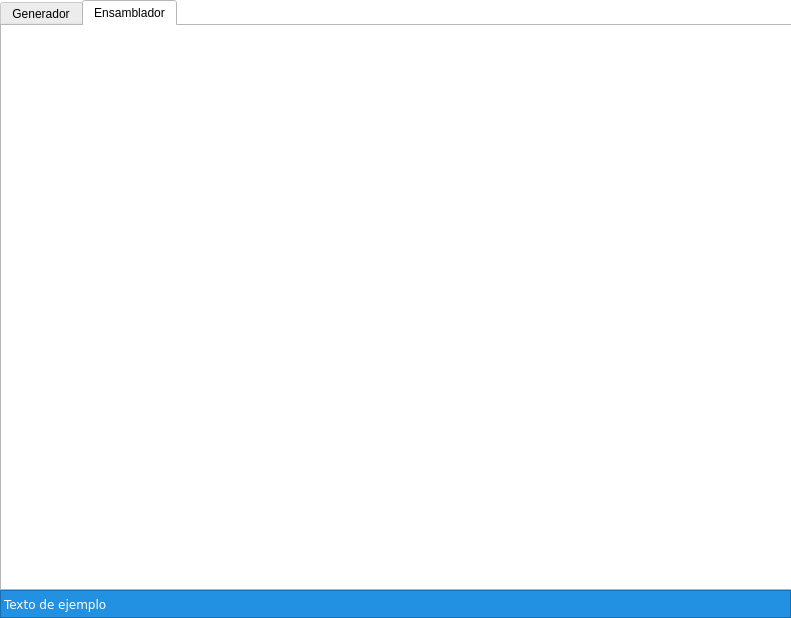
Before: the Qt Designer form Proyecto II/gui/qt_ui.ui in JulianSalinas/FramentadorADN, drawn with Qt 5.
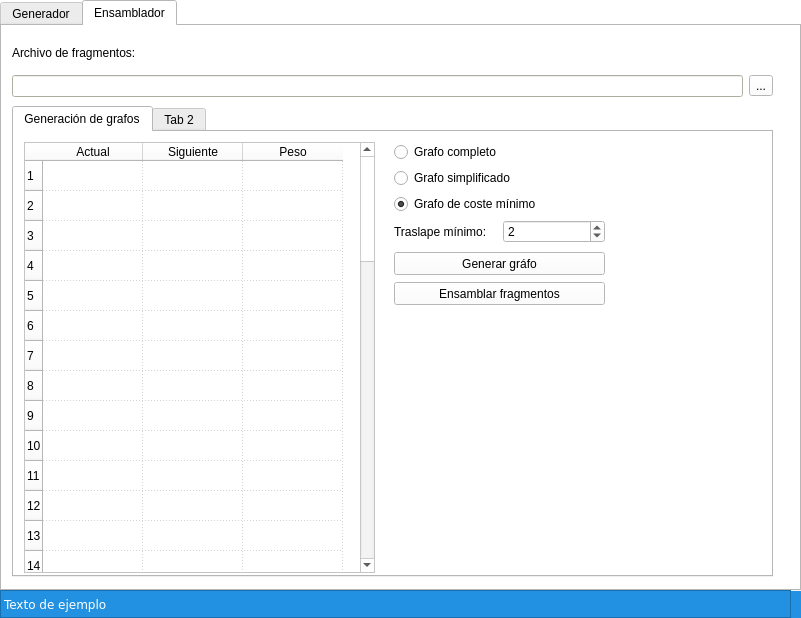
After: the same form once the commit is applied. The open tabs and pages were chosen to show the change.

Commit message: Visualizar Grafo

What changed in the file:
```diff
--- a/Proyecto II/gui/qt_ui.ui
+++ b/Proyecto II/gui/qt_ui.ui
@@ -6,7 +6,7 @@
    <rect>
     <x>0</x>
     <y>0</y>
-    <width>791</width>
+    <width>801</width>
     <height>618</height>
    </rect>
   </property>
@@ -7267,6 +7267,661 @@
         <attribute name="title">
          <string>Ensamblador</string>
         </attribute>
+        <widget class="QWidget" name="verticalLayoutWidget_4">
+         <property name="geometry">
+          <rect>
+           <x>10</x>
+           <y>10</y>
+           <width>761</width>
+           <height>61</height>
+          </rect>
+         </property>
+         <layout class="QVBoxLayout" name="verticalLayout_3">
+          <item>
+           <layout class="QVBoxLayout" name="verticalLayout_4">
+            <item>
+             <widget class="QLabel" name="label_16">
+              <property name="text">
+               <string>Archivo de fragmentos:</string>
+              </property>
+             </widget>
+            </item>
+            <item>
+             <layout class="QHBoxLayout" name="horizontalLayout_2">
+              <item>
+               <widget class="QLineEdit" name="txtFragmentos">
+                <property name="palette">
+                 <palette>
+                  <active>
+                   <colorrole role="WindowText">
+                    <brush brushstyle="SolidPattern">
+                     <color alpha="255">
+                      <red>0</red>
+                      <green>0</green>
+                      <blue>0</blue>
+                     </color>
+                    </brush>
+                   </colorrole>
+                   <colorrole role="Button">
+                    <brush brushstyle="SolidPattern">
+                     <color alpha="255">
+                      <red>244</red>
+                      <green>244</green>
+                      <blue>221</blue>
+                     </color>
+                    </brush>
+                   </colorrole>
+                   <colorrole role="Light">
+                    <brush brushstyle="SolidPattern">
+                     <color alpha="255">
+                      <red>255</red>
+                      <green>255</green>
+                      <blue>255</blue>
+                     </color>
+                    </brush>
+                   </colorrole>
+                   <colorrole role="Midlight">
+                    <brush brushstyle="SolidPattern">
+                     <color alpha="255">
+                      <red>249</red>
+                      <green>249</green>
+                      <blue>238</blue>
+                     </color>
+                    </brush>
+                   </colorrole>
+                   <colorrole role="Dark">
+                    <brush brushstyle="SolidPattern">
+                     <color alpha="255">
+                      <red>122</red>
+                      <green>122</green>
+                      <blue>110</blue>
+                     </color>
+                    </brush>
+                   </colorrole>
+                   <colorrole role="Mid">
+                    <brush brushstyle="SolidPattern">
+                     <color alpha="255">
+                      <red>163</red>
+                      <green>163</green>
+                      <blue>147</blue>
+                     </color>
+                    </brush>
+                   </colorrole>
+                   <colorrole role="Text">
+                    <brush brushstyle="SolidPattern">
+                     <color alpha="255">
+                      <red>0</red>
+                      <green>0</green>
+                      <blue>0</blue>
+                     </color>
+                    </brush>
+                   </colorrole>
+                   <colorrole role="BrightText">
+                    <brush brushstyle="SolidPattern">
+                     <color alpha="255">
+                      <red>255</red>
+                      <green>255</green>
+                      <blue>255</blue>
+                     </color>
+                    </brush>
+                   </colorrole>
+                   <colorrole role="ButtonText">
+                    <brush brushstyle="SolidPattern">
+                     <color alpha="255">
+                      <red>0</red>
+                      <green>0</green>
+                      <blue>0</blue>
+                     </color>
+                    </brush>
+                   </colorrole>
+                   <colorrole role="Base">
+                    <brush brushstyle="SolidPattern">
+                     <color alpha="255">
+                      <red>255</red>
+                      <green>255</green>
+                      <blue>255</blue>
+                     </color>
+                    </brush>
+                   </colorrole>
+                   <colorrole role="Window">
+                    <brush brushstyle="SolidPattern">
+                     <color alpha="255">
+                      <red>244</red>
+                      <green>244</green>
+                      <blue>221</blue>
+                     </color>
+                    </brush>
+                   </colorrole>
+                   <colorrole role="Shadow">
+                    <brush brushstyle="SolidPattern">
+                     <color alpha="255">
+                      <red>0</red>
+                      <green>0</green>
+                      <blue>0</blue>
+                     </color>
+                    </brush>
+                   </colorrole>
+                   <colorrole role="AlternateBase">
+                    <brush brushstyle="SolidPattern">
+                     <color alpha="255">
+                      <red>249</red>
+                      <green>249</green>
+                      <blue>238</blue>
+                     </color>
+                    </brush>
+                   </colorrole>
+                   <colorrole role="ToolTipBase">
+                    <brush brushstyle="SolidPattern">
+                     <color alpha="255">
+                      <red>255</red>
+                      <green>255</green>
+                      <blue>220</blue>
+                     </color>
+                    </brush>
+                   </colorrole>
+                   <colorrole role="ToolTipText">
+                    <brush brushstyle="SolidPattern">
+                     <color alpha="255">
+                      <red>0</red>
+                      <green>0</green>
+                      <blue>0</blue>
+                     </color>
+                    </brush>
+                   </colorrole>
+                  </active>
+                  <inactive>
+                   <colorrole role="WindowText">
+                    <brush brushstyle="SolidPattern">
+                     <color alpha="255">
+                      <red>0</red>
+                      <green>0</green>
+                      <blue>0</blue>
+                     </color>
+                    </brush>
+                   </colorrole>
+                   <colorrole role="Button">
+                    <brush brushstyle="SolidPattern">
+                     <color alpha="255">
+                      <red>244</red>
+                      <green>244</green>
+                      <blue>221</blue>
+                     </color>
+                    </brush>
+                   </colorrole>
+                   <colorrole role="Light">
+                    <brush brushstyle="SolidPattern">
+                     <color alpha="255">
+                      <red>255</red>
+                      <green>255</green>
+                      <blue>255</blue>
+                     </color>
+                    </brush>
+                   </colorrole>
+                   <colorrole role="Midlight">
+                    <brush brushstyle="SolidPattern">
+                     <color alpha="255">
+                      <red>249</red>
+                      <green>249</green>
+                      <blue>238</blue>
+                     </color>
+                    </brush>
+                   </colorrole>
+                   <colorrole role="Dark">
+                    <brush brushstyle="SolidPattern">
+                     <color alpha="255">
+                      <red>122</red>
+                      <green>122</green>
+                      <blue>110</blue>
+                     </color>
+                    </brush>
+                   </colorrole>
+                   <colorrole role="Mid">
+                    <brush brushstyle="SolidPattern">
+                     <color alpha="255">
+                      <red>163</red>
+                      <green>163</green>
+                      <blue>147</blue>
+                     </color>
+                    </brush>
+                   </colorrole>
+                   <colorrole role="Text">
+                    <brush brushstyle="SolidPattern">
+                     <color alpha="255">
+                      <red>0</red>
+                      <green>0</green>
+                      <blue>0</blue>
+                     </color>
+                    </brush>
+                   </colorrole>
+                   <colorrole role="BrightText">
+                    <brush brushstyle="SolidPattern">
+                     <color alpha="255">
+                      <red>255</red>
+                      <green>255</green>
+                      <blue>255</blue>
+                     </color>
+                    </brush>
+                   </colorrole>
+                   <colorrole role="ButtonText">
+                    <brush brushstyle="SolidPattern">
+                     <color alpha="255">
+                      <red>0</red>
+                      <green>0</green>
+                      <blue>0</blue>
+                     </color>
+                    </brush>
+                   </colorrole>
+                   <colorrole role="Base">
+                    <brush brushstyle="SolidPattern">
+                     <color alpha="255">
+                      <red>255</red>
+                      <green>255</green>
+                      <blue>255</blue>
+                     </color>
+                    </brush>
+                   </colorrole>
+                   <colorrole role="Window">
+                    <brush brushstyle="SolidPattern">
+                     <color alpha="255">
+                      <red>244</red>
+                      <green>244</green>
+                      <blue>221</blue>
+                     </color>
+                    </brush>
+                   </colorrole>
+                   <colorrole role="Shadow">
+                    <brush brushstyle="SolidPattern">
+                     <color alpha="255">
+                      <red>0</red>
+                      <green>0</green>
+                      <blue>0</blue>
+                     </color>
+                    </brush>
+                   </colorrole>
+                   <colorrole role="AlternateBase">
+                    <brush brushstyle="SolidPattern">
+                     <color alpha="255">
+                      <red>249</red>
+                      <green>249</green>
+                      <blue>238</blue>
+                     </color>
+                    </brush>
+                   </colorrole>
+                   <colorrole role="ToolTipBase">
+                    <brush brushstyle="SolidPattern">
+                     <color alpha="255">
+                      <red>255</red>
+                      <green>255</green>
+                      <blue>220</blue>
+                     </color>
+                    </brush>
+                   </colorrole>
+                   <colorrole role="ToolTipText">
+                    <brush brushstyle="SolidPattern">
+                     <color alpha="255">
+                      <red>0</red>
+                      <green>0</green>
+                      <blue>0</blue>
+                     </color>
+                    </brush>
+                   </colorrole>
+                  </inactive>
+                  <disabled>
+                   <colorrole role="WindowText">
+                    <brush brushstyle="SolidPattern">
+                     <color alpha="255">
+                      <red>122</red>
+                      <green>122</green>
+                      <blue>110</blue>
+                     </color>
+                    </brush>
+                   </colorrole>
+                   <colorrole role="Button">
+                    <brush brushstyle="SolidPattern">
+                     <color alpha="255">
+                      <red>244</red>
+                      <green>244</green>
+                      <blue>221</blue>
+                     </color>
+                    </brush>
+                   </colorrole>
+                   <colorrole role="Light">
+                    <brush brushstyle="SolidPattern">
+                     <color alpha="255">
+                      <red>255</red>
+                      <green>255</green>
+                      <blue>255</blue>
+                     </color>
+                    </brush>
+                   </colorrole>
+                   <colorrole role="Midlight">
+                    <brush brushstyle="SolidPattern">
+                     <color alpha="255">
+                      <red>249</red>
+                      <green>249</green>
+                      <blue>238</blue>
+                     </color>
+                    </brush>
+                   </colorrole>
+                   <colorrole role="Dark">
+                    <brush brushstyle="SolidPattern">
+                     <color alpha="255">
+                      <red>122</red>
+                      <green>122</green>
+                      <blue>110</blue>
+                     </color>
+                    </brush>
+                   </colorrole>
+                   <colorrole role="Mid">
+                    <brush brushstyle="SolidPattern">
+                     <color alpha="255">
+                      <red>163</red>
+                      <green>163</green>
+                      <blue>147</blue>
+                     </color>
+                    </brush>
+                   </colorrole>
+                   <colorrole role="Text">
+                    <brush brushstyle="SolidPattern">
+                     <color alpha="255">
+                      <red>122</red>
+                      <green>122</green>
+                      <blue>110</blue>
+                     </color>
+                    </brush>
+                   </colorrole>
+                   <colorrole role="BrightText">
+                    <brush brushstyle="SolidPattern">
+                     <color alpha="255">
+                      <red>255</red>
+                      <green>255</green>
+                      <blue>255</blue>
+                     </color>
+                    </brush>
+                   </colorrole>
+                   <colorrole role="ButtonText">
+                    <brush brushstyle="SolidPattern">
+                     <color alpha="255">
+                      <red>122</red>
+                      <green>122</green>
+                      <blue>110</blue>
+                     </color>
+                    </brush>
+                   </colorrole>
+                   <colorrole role="Base">
+                    <brush brushstyle="SolidPattern">
+                     <color alpha="255">
+                      <red>244</red>
+                      <green>244</green>
+                      <blue>221</blue>
+                     </color>
+                    </brush>
+                   </colorrole>
+                   <colorrole role="Window">
+                    <brush brushstyle="SolidPattern">
+                     <color alpha="255">
+                      <red>244</red>
+                      <green>244</green>
+                      <blue>221</blue>
+                     </color>
+                    </brush>
+                   </colorrole>
+                   <colorrole role="Shadow">
+                    <brush brushstyle="SolidPattern">
+                     <color alpha="255">
+                      <red>0</red>
+                      <green>0</green>
+                      <blue>0</blue>
+                     </color>
+                    </brush>
+                   </colorrole>
+                   <colorrole role="AlternateBase">
+                    <brush brushstyle="SolidPattern">
+                     <color alpha="255">
+                      <red>244</red>
+                      <green>244</green>
+                      <blue>221</blue>
+                     </color>
+                    </brush>
+                   </colorrole>
+                   <colorrole role="ToolTipBase">
+                    <brush brushstyle="SolidPattern">
+                     <color alpha="255">
+                      <red>255</red>
+                      <green>255</green>
+                      <blue>220</blue>
+                     </color>
+                    </brush>
+                   </colorrole>
+                   <colorrole role="ToolTipText">
+                    <brush brushstyle="SolidPattern">
+                     <color alpha="255">
+                      <red>0</red>
+                      <green>0</green>
+                      <blue>0</blue>
+                     </color>
+                    </brush>
+                   </colorrole>
+                  </disabled>
+                 </palette>
+                </property>
+                <property name="readOnly">
+                 <bool>true</bool>
+                </property>
+               </widget>
+              </item>
+              <item>
+               <widget class="QToolButton" name="btnAbrirFragmentos">
+                <property name="text">
+                 <string>...</string>
+                </property>
+               </widget>
+              </item>
+             </layout>
+            </item>
+           </layout>
+          </item>
+         </layout>
+        </widget>
+        <widget class="QTabWidget" name="tabWidget_3">
+         <property name="geometry">
+          <rect>
+           <x>10</x>
+           <y>80</y>
+           <width>761</width>
+           <height>471</height>
+          </rect>
+         </property>
+         <widget class="QWidget" name="tab_9">
+          <attribute name="title">
+           <string>Generación de grafos</string>
+          </attribute>
+          <widget class="QPushButton" name="btnGenerarGrafo">
+           <property name="geometry">
+            <rect>
+             <x>380</x>
+             <y>120</y>
+             <width>211</width>
+             <height>23</height>
+            </rect>
+           </property>
+           <property name="text">
+            <string>Generar gráfo</string>
+           </property>
+          </widget>
+          <widget class="QTableWidget" name="tabGrafo">
+           <property name="enabled">
+            <bool>true</bool>
+           </property>
+           <property name="geometry">
+            <rect>
+             <x>10</x>
+             <y>10</y>
+             <width>351</width>
+             <height>431</height>
+            </rect>
+           </property>
+           <property name="showGrid">
+            <bool>true</bool>
+           </property>
+           <property name="gridStyle">
+            <enum>Qt::DotLine</enum>
+           </property>
+           <property name="sortingEnabled">
+            <bool>true</bool>
+           </property>
+           <property name="rowCount">
+            <number>50</number>
+           </property>
+           <property name="columnCount">
+            <number>3</number>
+           </property>
+           <row/>
+           <row/>
+           <row/>
+           <row/>
+           <row/>
+           <row/>
+           <row/>
+           <row/>
+           <row/>
+           <row/>
+           <row/>
+           <row/>
+           <row/>
+           <row/>
+           <row/>
+           <row/>
+           <row/>
+           <row/>
+           <row/>
+           <row/>
+           <row/>
+           <row/>
+           <row/>
+           <row/>
+           <row/>
+           <row/>
+           <row/>
+           <row/>
+           <row/>
+           <row/>
+           <row/>
+           <row/>
+           <row/>
+           <row/>
+           <row/>
+           <row/>
+           <row/>
+           <row/>
+           <row/>
+           <row/>
+           <row/>
+           <row/>
+           <row/>
+           <row/>
+           <row/>
+           <row/>
+           <row/>
+           <row/>
+           <row/>
+           <row/>
+           <column>
+            <property name="text">
+             <string>Actual</string>
+            </property>
+           </column>
+           <column>
+            <property name="text">
+             <string>Siguiente</string>
+            </property>
+           </column>
+           <column>
+            <property name="text">
+             <string>Peso</string>
+            </property>
+           </column>
+          </widget>
+          <widget class="QPushButton" name="btnEnsamblar">
+           <property name="geometry">
+            <rect>
+             <x>380</x>
+             <y>150</y>
+             <width>211</width>
+             <height>23</height>
+            </rect>
+           </property>
+           <property name="text">
+            <string>Ensamblar fragmentos</string>
+           </property>
+          </widget>
+          <widget class="QWidget" name="">
+           <property name="geometry">
+            <rect>
+             <x>380</x>
+             <y>10</y>
+             <width>211</width>
+             <height>101</height>
+            </rect>
+           </property>
+           <layout class="QVBoxLayout" name="verticalLayout_7">
+            <item>
+             <widget class="QRadioButton" name="radioGrafoCompleto">
+              <property name="text">
+               <string>Grafo completo</string>
+              </property>
+              <property name="checked">
+               <bool>false</bool>
+              </property>
+             </widget>
+            </item>
+            <item>
+             <widget class="QRadioButton" name="radioGrafoSimplicado">
+              <property name="text">
+               <string>Grafo simplificado</string>
+              </property>
+              <property name="checked">
+               <bool>false</bool>
+              </property>
+             </widget>
+            </item>
+            <item>
+             <widget class="QRadioButton" name="radioGrafoSimplicado_2">
+              <property name="text">
+               <string>Grafo de coste mínimo</string>
+              </property>
+              <property name="checked">
+               <bool>true</bool>
+              </property>
+             </widget>
+            </item>
+            <item>
+             <layout class="QHBoxLayout" name="horizontalLayout_9">
+              <item>
+               <widget class="QLabel" name="label_17">
+                <property name="text">
+                 <string>Traslape mínimo:</string>
+                </property>
+               </widget>
+              </item>
+              <item>
+               <widget class="QSpinBox" name="spinTraslapeMinimoGrafo">
+                <property name="value">
+                 <number>2</number>
+                </property>
+               </widget>
+              </item>
+             </layout>
+            </item>
+           </layout>
+          </widget>
+         </widget>
+         <widget class="QWidget" name="tab_10">
+          <attribute name="title">
+           <string>Tab 2</string>
+          </attribute>
+         </widget>
+        </widget>
        </widget>
       </widget>
      </item>
```
Left out of the diff: 229 changed lines with no effect on the pictures. The commit also changes 6 other files.
